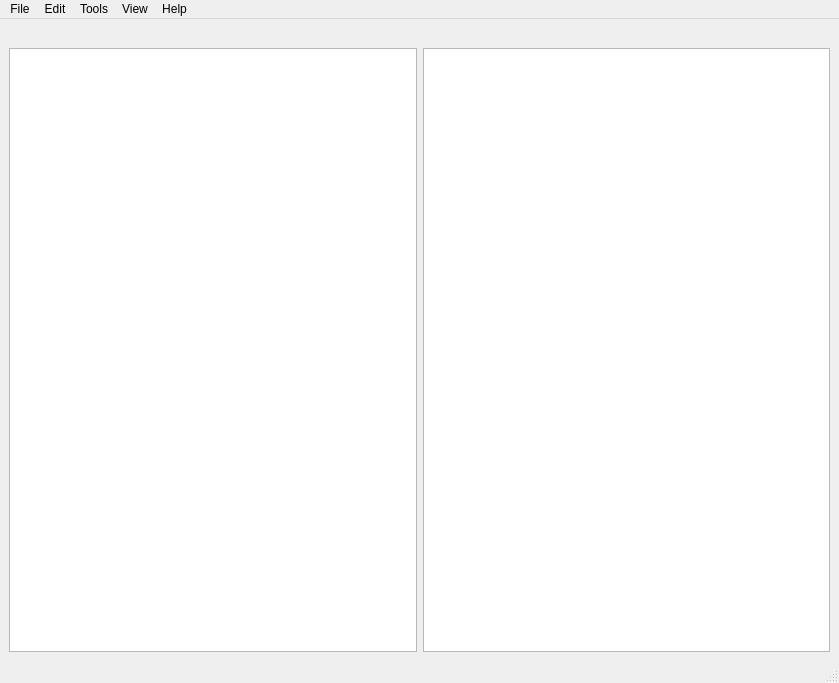
This is mainwindow.ui in LebyakMarki/File_Manager_OS as Qt 5 draws it before an edit. The edited form follows.
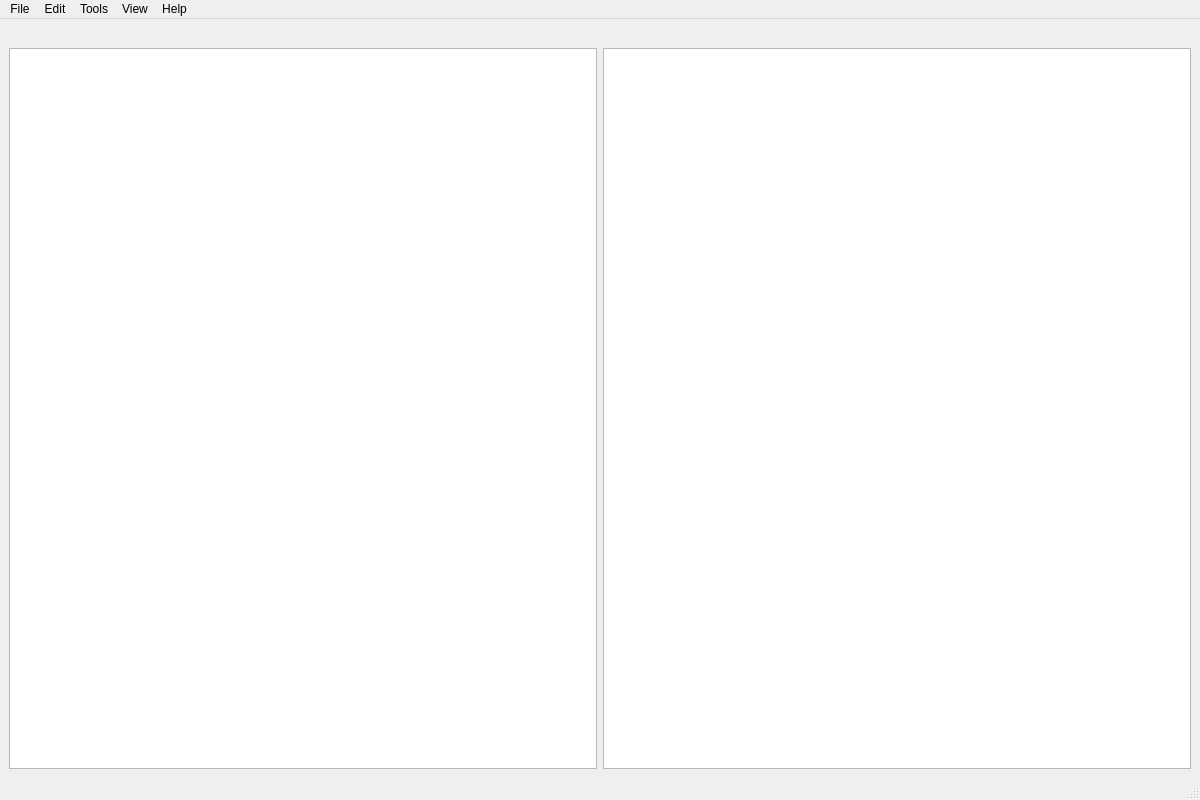
This is the edited form. Icons and pictures are not drawn.

Commit message: Little changes in main window

```diff
--- a/mainwindow.ui
+++ b/mainwindow.ui
@@ -6,8 +6,8 @@
    <rect>
     <x>0</x>
     <y>0</y>
-    <width>839</width>
-    <height>683</height>
+    <width>1200</width>
+    <height>800</height>
    </rect>
   </property>
   <property name="windowTitle">
@@ -41,7 +41,7 @@
     <rect>
      <x>0</x>
      <y>0</y>
-     <width>839</width>
+     <width>1200</width>
      <height>22</height>
     </rect>
    </property>
```
The commit also changes 1 other file.
